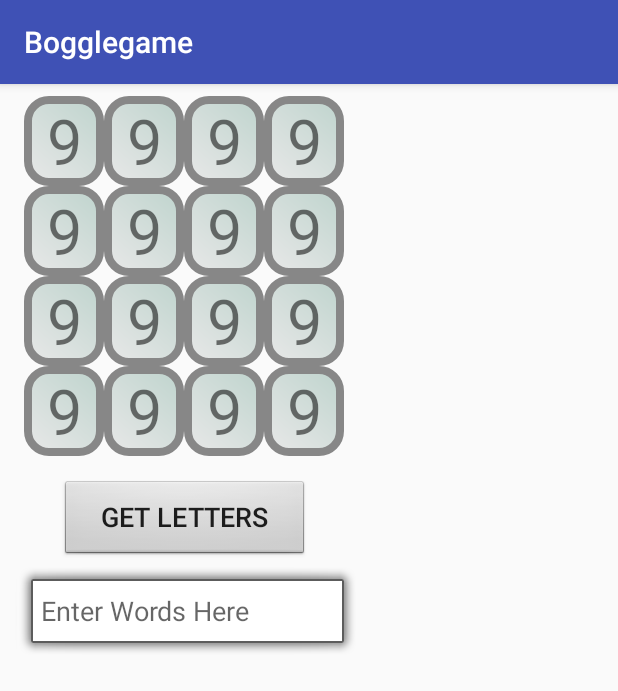
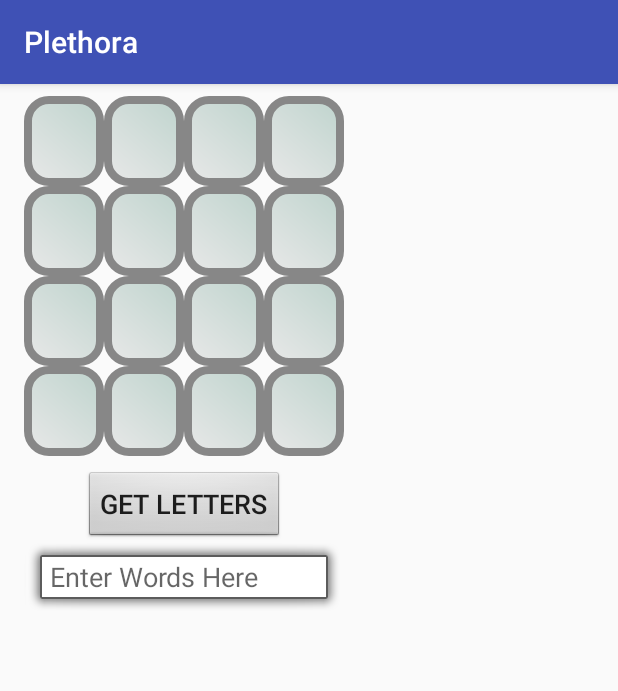
Before and after one commit to sbehnken/Plethora, an Android app: the screen it shows after launch (MainActivity), on a phone screen of 412 x 824 dp. Shown: the top 691 px of the screen. Run offline under Robolectric (Android 15) with nearby library versions, the phone set to English and light mode, and no system bars.

Commit message:
updated app name and added icon

```diff
--- a/app/src/main/AndroidManifest.xml
+++ b/app/src/main/AndroidManifest.xml
@@ -6,9 +6,8 @@
 
     <application
         android:allowBackup="true"
-        android:icon="@mipmap/ic_launcher"
+        android:icon="@drawable/ic_launcher"
         android:label="@string/app_name"
-        android:roundIcon="@mipmap/ic_launcher_round"
         android:supportsRtl="true"
         android:theme="@style/AppTheme">
         <activity android:name=".MainActivity">
--- a/app/src/main/res/layout/activity_main.xml
+++ b/app/src/main/res/layout/activity_main.xml
@@ -4,6 +4,7 @@
     xmlns:tools="http://schemas.android.com/tools"
     android:layout_width="match_parent"
     android:layout_height="match_parent"
+    android:id="@+id/rootView"
     tools:context=".MainActivity"
     tools:layout_editor_absoluteY="81dp">
 
@@ -17,7 +18,6 @@
         android:background="@drawable/buttonshape"
         android:gravity="center"
         android:shadowColor="#A8A8A8"
-        android:text="9"
         android:textSize="42sp"
         app:layout_constraintStart_toStartOf="parent"
         app:layout_constraintTop_toTopOf="parent" />
@@ -30,7 +30,6 @@
         android:background="@drawable/buttonshape"
         android:gravity="center"
         android:shadowColor="#A8A8A8"
-        android:text="9"
         android:textSize="42sp"
         app:layout_constraintStart_toEndOf="@+id/firstLetterTextView"
         app:layout_constraintTop_toTopOf="parent" />
@@ -43,7 +42,6 @@
         android:background="@drawable/buttonshape"
         android:gravity="center"
         android:shadowColor="#A8A8A8"
-        android:text="9"
         android:textSize="42sp"
         app:layout_constraintStart_toEndOf="@+id/secondLetterTextView"
         app:layout_constraintTop_toTopOf="parent" />
@@ -56,7 +54,6 @@
         android:background="@drawable/buttonshape"
         android:gravity="center"
         android:shadowColor="#A8A8A8"
-        android:text="9"
         android:textSize="42sp"
         app:layout_constraintStart_toEndOf="@+id/thirdLetterTextView"
         app:layout_constraintTop_toTopOf="parent" />
@@ -70,7 +67,6 @@
         android:background="@drawable/buttonshape"
         android:gravity="center"
         android:shadowColor="#A8A8A8"
-        android:text="9"
         android:textSize="42sp"
         app:layout_constraintStart_toStartOf="parent"
         app:layout_constraintTop_toBottomOf="@+id/firstLetterTextView" />
@@ -82,7 +78,6 @@
         android:background="@drawable/buttonshape"
         android:gravity="center"
         android:shadowColor="#A8A8A8"
-        android:text="9"
         android:textSize="42sp"
         app:layout_constraintStart_toEndOf="@+id/fifthLetterTextView"
         app:layout_constraintTop_toBottomOf="@+id/secondLetterTextView" />
@@ -94,7 +89,6 @@
         android:background="@drawable/buttonshape"
         android:gravity="center"
         android:shadowColor="#A8A8A8"
-        android:text="9"
         android:textSize="42sp"
         app:layout_constraintStart_toEndOf="@+id/sixthLetterTextView"
         app:layout_constraintTop_toBottomOf="@+id/thirdLetterTextView" />
@@ -106,7 +100,6 @@
         android:background="@drawable/buttonshape"
         android:gravity="center"
         android:shadowColor="#A8A8A8"
-        android:text="9"
         android:textSize="42sp"
         app:layout_constraintStart_toEndOf="@+id/seventhLetterTextView"
         app:layout_constraintTop_toBottomOf="@+id/fourthLetterTextView" />
@@ -120,7 +113,6 @@
         android:background="@drawable/buttonshape"
         android:gravity="center"
         android:shadowColor="#A8A8A8"
-        android:text="9"
         android:textSize="42sp"
         app:layout_constraintStart_toStartOf="parent"
         app:layout_constraintTop_toBottomOf="@+id/fifthLetterTextView" />
@@ -132,7 +124,6 @@
         android:background="@drawable/buttonshape"
         android:gravity="center"
         android:shadowColor="#A8A8A8"
-        android:text="9"
         android:textSize="42sp"
         app:layout_constraintStart_toEndOf="@+id/ninthLetterTextView"
         app:layout_constraintTop_toBottomOf="@+id/sixthLetterTextView" />
@@ -144,7 +135,6 @@
         android:background="@drawable/buttonshape"
         android:gravity="center"
         android:shadowColor="#A8A8A8"
-        android:text="9"
         android:textSize="42sp"
         app:layout_constraintStart_toEndOf="@+id/tenthLetterTextView"
         app:layout_constraintTop_toBottomOf="@+id/seventhLetterTextView" />
@@ -156,7 +146,6 @@
         android:background="@drawable/buttonshape"
         android:gravity="center"
         android:shadowColor="#A8A8A8"
-        android:text="9"
         android:textSize="42sp"
         app:layout_constraintStart_toEndOf="@+id/eleventhLetterTextView"
         app:layout_constraintTop_toBottomOf="@+id/eigthLetterTextView" />
@@ -171,7 +160,6 @@
         android:background="@drawable/buttonshape"
         android:gravity="center"
         android:shadowColor="#A8A8A8"
-        android:text="9"
         android:textSize="42sp"
         app:layout_constraintBottom_toBottomOf="parent"
         app:layout_constraintStart_toStartOf="parent"
@@ -185,7 +173,6 @@
         android:background="@drawable/buttonshape"
         android:gravity="center"
         android:shadowColor="#A8A8A8"
-        android:text="9"
         android:textSize="42sp"
         app:layout_constraintStart_toEndOf="@+id/thirteenthLetterTextView"
         app:layout_constraintTop_toBottomOf="@+id/tenthLetterTextView" />
@@ -197,7 +184,6 @@
         android:background="@drawable/buttonshape"
         android:gravity="center"
         android:shadowColor="#A8A8A8"
-        android:text="9"
         android:textSize="42sp"
         app:layout_constraintStart_toEndOf="@+id/fourteenthLetterTextView"
         app:layout_constraintTop_toBottomOf="@+id/eleventhLetterTextView" />
@@ -209,82 +195,51 @@
         android:background="@drawable/buttonshape"
         android:gravity="center"
         android:shadowColor="#A8A8A8"
-        android:text="9"
         android:textSize="42sp"
         app:layout_constraintStart_toEndOf="@+id/fifteenthLetterTextView"
         app:layout_constraintTop_toBottomOf="@+id/twelfthLetterTextView" />
 
     <TextView
         android:id="@+id/finishedWords"
-        android:layout_width="150dp"
-        android:layout_height="620dp"
+        android:layout_width="147dp"
+        android:layout_height="520dp"
         android:layout_marginTop="8dp"
-        android:layout_marginEnd="1dp"
-        android:layout_marginRight="1dp"
+        android:paddingStart="15dp"
+        android:paddingEnd="10dp"
         android:inputType="textMultiLine"
         app:layout_constraintBottom_toBottomOf="parent"
         app:layout_constraintEnd_toEndOf="parent"
         app:layout_constraintStart_toEndOf="@+id/enterWordsEditText"
-        app:layout_constraintTop_toTopOf="parent" />
+        app:layout_constraintTop_toTopOf="parent"
+        app:layout_constraintVertical_bias="0.0" />
 
 
     <Button
         android:id="@+id/getLettersButton"
-        android:layout_width="166dp"
-        android:layout_height="54dp"
-        android:layout_marginStart="8dp"
-        android:layout_marginLeft="8dp"
-        android:layout_marginTop="16dp"
-        android:layout_marginEnd="8dp"
-        android:layout_marginRight="8dp"
+        android:layout_width="wrap_content"
+        android:layout_height="wrap_content"
+        android:layout_marginTop="10dp"
+        android:layout_marginBottom="10dp"
         android:background="@android:drawable/btn_default"
         android:text="Get Letters"
         android:textSize="18sp"
-        app:layout_constraintEnd_toEndOf="parent"
-        app:layout_constraintHorizontal_bias="0.138"
-        app:layout_constraintStart_toStartOf="parent"
+        app:layout_constraintEnd_toEndOf="@+id/sixteenthLetterTextView"
+        app:layout_constraintStart_toStartOf="@id/thirteenthLetterTextView"
         app:layout_constraintTop_toBottomOf="@+id/fourteenthLetterTextView" />
 
     <EditText
         android:id="@+id/enterWordsEditText"
-        android:layout_width="230dp"
-        android:layout_height="64dp"
-        android:layout_marginStart="4dp"
-        android:layout_marginLeft="4dp"
-        android:layout_marginTop="4dp"
-        android:layout_marginEnd="9dp"
-        android:layout_marginRight="9dp"
-        android:layout_marginBottom="92dp"
+        android:layout_width="wrap_content"
+        android:layout_height="wrap_content"
         android:background="@android:drawable/alert_light_frame"
         android:ems="10"
         android:hint=" Enter Words Here"
         android:imeOptions="actionSend"
         android:inputType="textPersonName"
-        app:layout_constraintBottom_toBottomOf="parent"
-        app:layout_constraintEnd_toStartOf="@+id/finishedWords"
-        app:layout_constraintStart_toStartOf="parent"
+        app:layout_constraintEnd_toEndOf="@+id/sixteenthLetterTextView"
+        app:layout_constraintStart_toStartOf="@id/thirteenthLetterTextView"
         app:layout_constraintTop_toBottomOf="@+id/getLettersButton"
-        app:layout_constraintVertical_bias="0.0" /><![CDATA[
-
-
-    />
-
-    ]]><!--<Button-->
-        <!--android:id="@+id/enterButton"-->
-        <!--android:layout_width="wrap_content"-->
-        <!--android:layout_height="wrap_content"-->
-        <!--android:layout_marginStart="24dp"-->
-        <!--android:layout_marginLeft="24dp"-->
-        <!--android:layout_marginTop="272dp"-->
-        <!--android:layout_marginEnd="8dp"-->
-        <!--android:layout_marginRight="8dp"-->
-        <!--android:layout_marginBottom="8dp"-->
-        <!--android:text="Button"-->
-        <!--app:layout_constraintBottom_toTopOf="@+id/finishedWords"-->
-        <!--app:layout_constraintEnd_toEndOf="parent"-->
-        <!--app:layout_constraintHorizontal_bias="0.734"-->
-        <!--app:layout_constraintStart_toStartOf="parent"-->
-        <!--app:layout_constraintTop_toTopOf="parent" />-->
+        />
 
 
 
--- a/app/src/main/res/values/strings.xml
+++ b/app/src/main/res/values/strings.xml
@@ -1,3 +1,3 @@
 <resources>
-    <string name="app_name">Bogglegame</string>
+    <string name="app_name">Plethora</string>
 </resources>
```
Also changed, not shown: app/src/main/java/com/example/bogglegame/bogglegame/MainActivity.java (+4 -12 lines), app/src/main/res/drawable/ic_launcher.png (added), app/src/main/res/mdpi/Bitmap.png (added), 1 other file.
